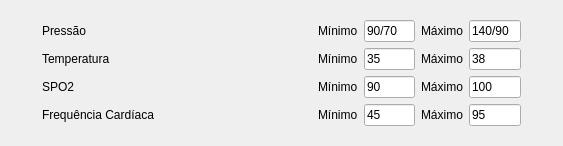
This is gui/alarms.ui in dtgmariano/central_monitoramento as Qt 5 draws it before an edit. The edited form follows.
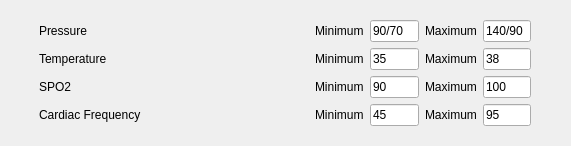
This is the edited form.

Diff of the .ui file:
```diff
--- a/gui/alarms.ui
+++ b/gui/alarms.ui
@@ -6,7 +6,7 @@
    <rect>
     <x>0</x>
     <y>0</y>
-    <width>563</width>
+    <width>571</width>
     <height>146</height>
    </rect>
   </property>
@@ -45,7 +45,7 @@
      <item row="2" column="2">
       <widget class="QLabel" name="label_29">
        <property name="text">
-        <string>Mínimo</string>
+        <string>Minimum</string>
        </property>
       </widget>
      </item>
@@ -65,21 +65,21 @@
      <item row="1" column="2">
       <widget class="QLabel" name="label_36">
        <property name="text">
-        <string>Mínimo</string>
+        <string>Minimum</string>
        </property>
       </widget>
      </item>
      <item row="3" column="2">
       <widget class="QLabel" name="label_39">
        <property name="text">
-        <string>Mínimo</string>
+        <string>Minimum</string>
        </property>
       </widget>
      </item>
      <item row="0" column="4">
       <widget class="QLabel" name="label_32">
        <property name="text">
-        <string>Máximo</string>
+        <string>Maximum</string>
        </property>
       </widget>
      </item>
@@ -92,7 +92,7 @@
         </size>
        </property>
        <property name="text">
-        <string>Frequência Cardíaca</string>
+        <string>Cardiac Frequency</string>
        </property>
       </widget>
      </item>
@@ -112,7 +112,7 @@
      <item row="0" column="2">
       <widget class="QLabel" name="label_31">
        <property name="text">
-        <string>Mínimo</string>
+        <string>Minimum</string>
        </property>
       </widget>
      </item>
@@ -145,7 +145,7 @@
      <item row="3" column="4">
       <widget class="QLabel" name="label_40">
        <property name="text">
-        <string>Máximo</string>
+        <string>Maximum</string>
        </property>
       </widget>
      </item>
@@ -165,7 +165,7 @@
      <item row="2" column="4">
       <widget class="QLabel" name="label_37">
        <property name="text">
-        <string>Máximo</string>
+        <string>Maximum</string>
        </property>
       </widget>
      </item>
@@ -178,7 +178,7 @@
         </size>
        </property>
        <property name="text">
-        <string>Temperatura</string>
+        <string>Temperature</string>
        </property>
       </widget>
      </item>
@@ -256,14 +256,14 @@
         </size>
        </property>
        <property name="text">
-        <string>Pressão</string>
+        <string>Pressure</string>
        </property>
       </widget>
      </item>
      <item row="1" column="4">
       <widget class="QLabel" name="label_34">
        <property name="text">
-        <string>Máximo</string>
+        <string>Maximum</string>
        </property>
       </widget>
      </item>
```
